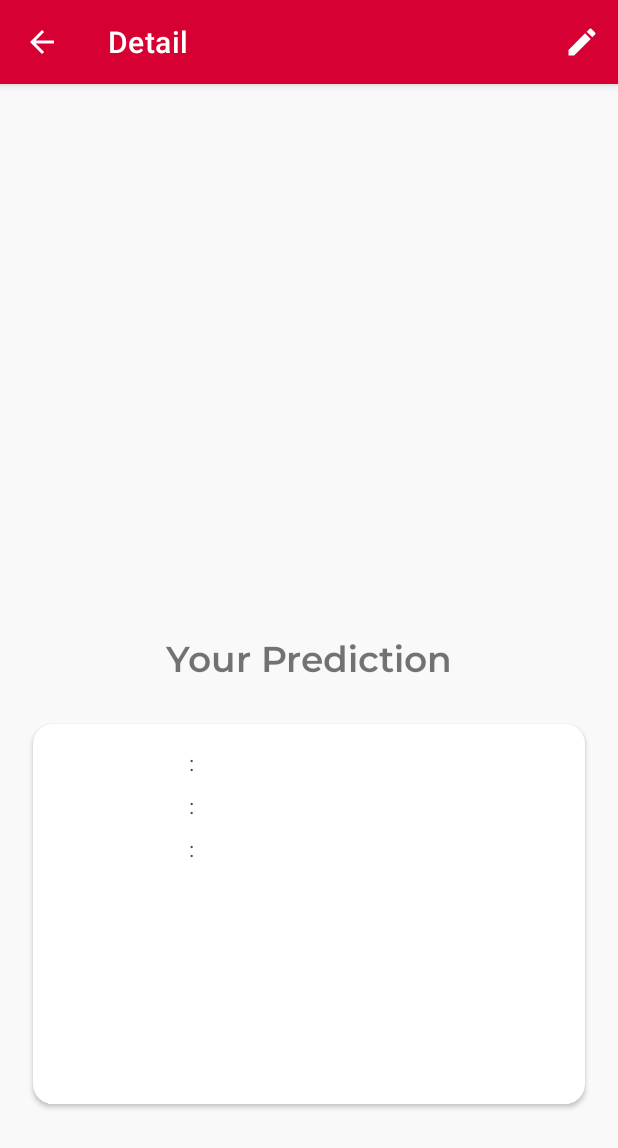
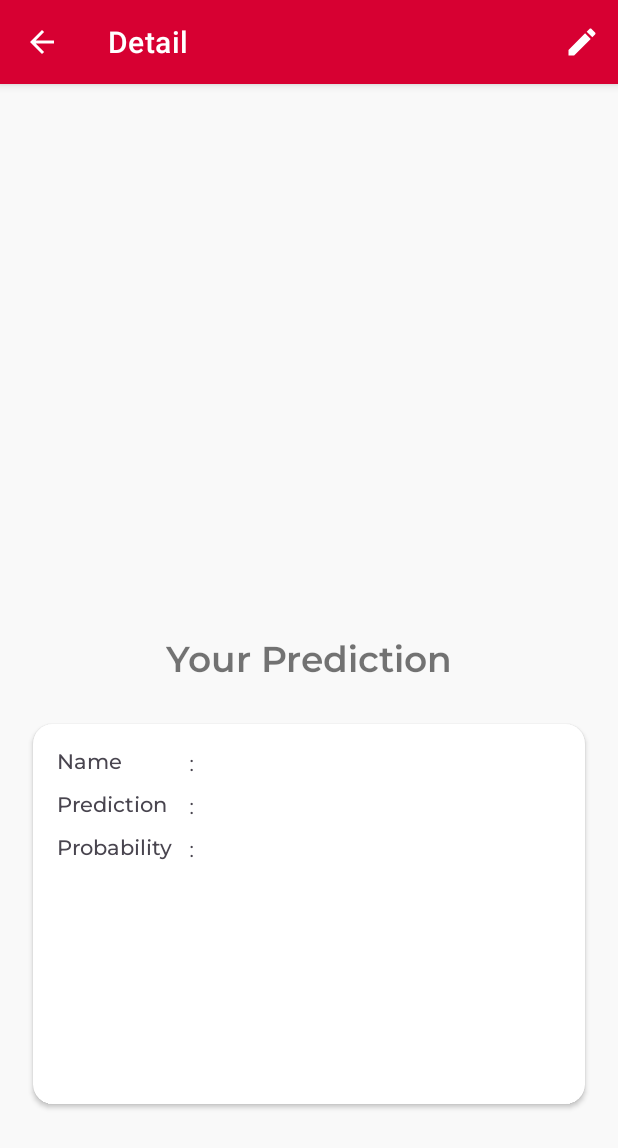
Before and after one commit to Zeventier/Penumonia-Detector, an Android app: the DetailActivity screen opened directly, with no data from a screen before it, on a phone screen of 412 x 824 dp. Shown: the top 1148 px of the screen. Run offline under Robolectric (Android 15) with nearby library versions, the phone set to English and light mode, and no system bars; pictures from the network do not load; Roboto replaces fonts that are not available here; 2 statements that could not run were skipped.

Commit message:
menambah text detail

```diff
--- a/app/src/main/java/com/bangkit/pneumoniadetector/data/remote/response/Response.kt
+++ b/app/src/main/java/com/bangkit/pneumoniadetector/data/remote/response/Response.kt
@@ -20,10 +20,10 @@ data class History(
 
 data class PostPredictResponse(
     @field:SerializedName("pneumonia-type")
-    val pneumoniaType: String?,
+    val pneumoniaType: String,
 
     @field:SerializedName("probability")
-    val probability: String?
+    val probability: String
 )
 
 data class ResultResponse(
--- a/app/src/main/java/com/bangkit/pneumoniadetector/data/remote/retrofit/ApiConfig.kt
+++ b/app/src/main/java/com/bangkit/pneumoniadetector/data/remote/retrofit/ApiConfig.kt
@@ -1,5 +1,6 @@
 package com.bangkit.pneumoniadetector.data.remote.retrofit
 
+import com.google.gson.GsonBuilder
 import okhttp3.OkHttpClient
 import okhttp3.logging.HttpLoggingInterceptor
 import retrofit2.Retrofit
--- a/app/src/main/java/com/bangkit/pneumoniadetector/data/remote/retrofit/ApiService.kt
+++ b/app/src/main/java/com/bangkit/pneumoniadetector/data/remote/retrofit/ApiService.kt
@@ -8,6 +8,7 @@ import retrofit2.http.*
 
 interface ApiService {
 
+    @Headers("Content-Type: application/json", "Accept: application/json")
     @Multipart
     @POST("predict")
     fun postPredict(
--- a/app/src/main/res/layout/activity_detail.xml
+++ b/app/src/main/res/layout/activity_detail.xml
@@ -121,6 +121,7 @@
                     android:fontFamily="@font/montserrat_medium"
                     android:textSize="14sp"
                     android:textStyle="normal"
+                    android:text="@string/probability"
                     app:layout_constraintStart_toStartOf="parent"
                     app:layout_constraintTop_toTopOf="@+id/textView_accuracyContent"
                     tools:text="Accuracy" />
@@ -134,6 +135,7 @@
                     android:fontFamily="@font/montserrat_medium"
                     android:textSize="14sp"
                     android:textStyle="normal"
+                    android:text="@string/name"
                     app:layout_constraintStart_toStartOf="parent"
                     app:layout_constraintTop_toTopOf="parent"
                     tools:text="Name" />
@@ -146,6 +148,7 @@
                 android:fontFamily="@font/montserrat_medium"
                 android:textSize="14sp"
                 android:textStyle="normal"
+                android:text="@string/prediction"
                 app:layout_constraintStart_toStartOf="parent"
                 app:layout_constraintTop_toTopOf="@id/textView_predictionContent"
                 tools:text="Prediction" />
--- a/app/src/main/res/values/strings.xml
+++ b/app/src/main/res/values/strings.xml
@@ -40,5 +40,7 @@
     <string name="gambar_preview">Gambar Preview</string>
     <string name="gambar_x_ray_yang_diprediksi">Gambar x-ray yang diprediksi</string>
     <string name="hi">Hi, %1$s</string>
+    <string name="prediction">Prediction</string>
+    <string name="probability">Probability</string>
     <!-- TODO: Remove or change this placeholder text -->
 </resources>
```
